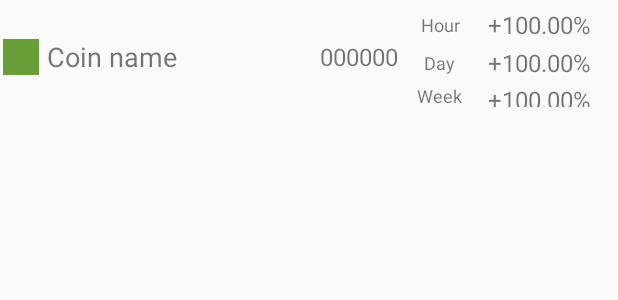
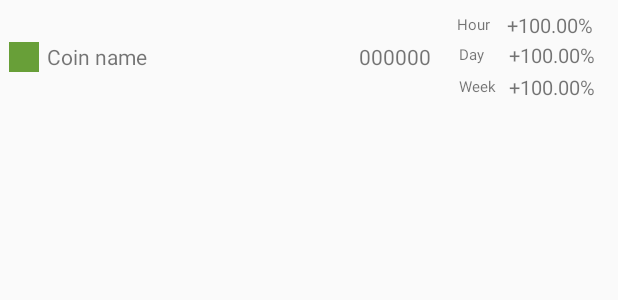
Before and after one commit to grosa1/MonUP-App, an Android app: the layout widget_coin_list_item.xml on its own in the app's theme, with its tools: preview values and no code run, on a phone screen of 412 x 824 dp. Shown: the top 300 px of the screen. Run offline under Robolectric (Android 15) with nearby library versions, the phone set to English and light mode, and no system bars.

Commit message:
enhancement: fix widget layout to perfectly fit 2 rows, refactoring makeToast methods

```diff
--- a/app/src/main/java/giovanni/tradingtoolkit/calculator/CalculatorFragment.java
+++ b/app/src/main/java/giovanni/tradingtoolkit/calculator/CalculatorFragment.java
@@ -97,7 +97,7 @@ public class CalculatorFragment extends Fragment {
     }
 
     private void showValuesError() {
-        ToastManager.create(getContext(), getResources().getString(R.string.calculator_error));
+        ToastManager.create(getContext(), R.string.calculator_error);
     }
 
 }
--- a/app/src/main/java/giovanni/tradingtoolkit/data/remote/LoadCoinReceiver.java
+++ b/app/src/main/java/giovanni/tradingtoolkit/data/remote/LoadCoinReceiver.java
@@ -10,6 +10,7 @@ import android.util.Log;
 import android.widget.Toast;
 
 import giovanni.tradingtoolkit.R;
+import giovanni.tradingtoolkit.main.ToastManager;
 
 public class LoadCoinReceiver extends BroadcastReceiver {
 
@@ -19,7 +20,7 @@ public class LoadCoinReceiver extends BroadcastReceiver {
             Intent i = new Intent(context, LoadCoinService.class);
             ContextCompat.startForegroundService(context, i);
         } else {
-            Toast.makeText(context, R.string.not_connected, Toast.LENGTH_SHORT).show();
+            ToastManager.create(context, R.string.not_connected);
         }
     }
 
--- a/app/src/main/java/giovanni/tradingtoolkit/data/remote/LoadNewsReceiver.java
+++ b/app/src/main/java/giovanni/tradingtoolkit/data/remote/LoadNewsReceiver.java
@@ -9,6 +9,7 @@ import android.support.v4.content.ContextCompat;
 import android.widget.Toast;
 
 import giovanni.tradingtoolkit.R;
+import giovanni.tradingtoolkit.main.ToastManager;
 
 public class LoadNewsReceiver extends BroadcastReceiver {
 
@@ -18,7 +19,7 @@ public class LoadNewsReceiver extends BroadcastReceiver {
             Intent i = new Intent(context, LoadNewsService.class);
             ContextCompat.startForegroundService(context, i);
         } else {
-            Toast.makeText(context, R.string.not_connected, Toast.LENGTH_SHORT).show();
+            ToastManager.create(context, R.string.not_connected);
         }
     }
 
--- a/app/src/main/java/giovanni/tradingtoolkit/home_widget/CoinListWidget.java
+++ b/app/src/main/java/giovanni/tradingtoolkit/home_widget/CoinListWidget.java
@@ -7,7 +7,6 @@ import android.content.ComponentName;
 import android.content.Context;
 import android.content.Intent;
 import android.widget.RemoteViews;
-import android.widget.Toast;
 
 import giovanni.tradingtoolkit.R;
 import giovanni.tradingtoolkit.data.remote.LoadCoinReceiver;
@@ -66,7 +65,7 @@ public class CoinListWidget extends AppWidgetProvider {
     }
 
     public static void refresh(Context context) {
-        Toast.makeText(context, R.string.widget_refreshed, Toast.LENGTH_SHORT).show();
+//        ToastManager.create(context, R.string.widget_refreshed);
         AppWidgetManager appWidgetManager = AppWidgetManager.getInstance(context);
         ComponentName watchWidget;
         watchWidget = new ComponentName(context, CoinListWidget.class);
--- a/app/src/main/java/giovanni/tradingtoolkit/main/ToastManager.java
+++ b/app/src/main/java/giovanni/tradingtoolkit/main/ToastManager.java
@@ -19,4 +19,8 @@ public class ToastManager {
         toastMessage.show();
     }
 
+    public static void create(Context c, int strResourceId) {
+        ToastManager.create(c, c.getResources().getString(strResourceId));
+    }
+
 }
--- a/app/src/main/java/giovanni/tradingtoolkit/news/NewsFragment.java
+++ b/app/src/main/java/giovanni/tradingtoolkit/news/NewsFragment.java
@@ -30,6 +30,7 @@ import butterknife.ButterKnife;
 import giovanni.tradingtoolkit.R;
 import giovanni.tradingtoolkit.data.remote.LoadNewsReceiver;
 import giovanni.tradingtoolkit.main.SharedPrefs;
+import giovanni.tradingtoolkit.main.ToastManager;
 import io.cryptocontrol.cryptonewsapi.models.Article;
 
 public class NewsFragment extends Fragment {
@@ -74,7 +75,7 @@ public class NewsFragment extends Fragment {
         context = this.getContext();
 
         btnRefresh.setOnClickListener(v -> {
-            Toast.makeText(context, R.string.news_refreshed, Toast.LENGTH_SHORT).show();
+            ToastManager.create(context, R.string.news_refreshed);
             refresh();
         });
 
--- a/app/src/main/res/layout/news_list_item.xml
+++ b/app/src/main/res/layout/news_list_item.xml
@@ -44,8 +44,7 @@
             android:layout_width="match_parent"
             android:layout_height="match_parent"
             android:layout_weight="7"
-            android:gravity="bottom"
-            android:textAlignment="viewEnd"
+            android:gravity="bottom|right"
             android:text="@string/news_date_place_holder"
             android:textSize="10sp" />
 
--- a/app/src/main/res/layout/widget_coin_list_item.xml
+++ b/app/src/main/res/layout/widget_coin_list_item.xml
@@ -2,16 +2,16 @@
 <LinearLayout xmlns:android="http://schemas.android.com/apk/res/android"
     android:id="@+id/coin_list_item"
     android:layout_width="match_parent"
-    android:layout_height="76dp"
+    android:layout_height="wrap_content"
     android:gravity="center"
     android:orientation="horizontal"
-    android:padding="2dp"
+    android:padding="6dp"
     android:fontFamily="sans-serif">
 
     <ImageView
         android:id="@+id/icon"
-        android:layout_width="24dp"
-        android:layout_height="24dp"
+        android:layout_width="20dp"
+        android:layout_height="20dp"
         android:contentDescription="@string/imageView_content_description"
         android:src="@color/colorPrimaryDark" />
 
@@ -22,17 +22,17 @@
         android:layout_marginStart="5dp"
         android:layout_weight="4"
         android:text="@string/coin_name_place_holder"
-        android:textSize="18sp" />
+        android:textSize="14sp" />
 
     <TextView
         android:id="@+id/price"
         android:layout_width="0dp"
         android:layout_height="wrap_content"
-        android:layout_marginEnd="10dp"
-        android:layout_weight="3"
+        android:layout_marginEnd="16dp"
+        android:layout_weight="6"
         android:gravity="end"
         android:text="@string/price_place_holder"
-        android:textSize="16sp" />
+        android:textSize="14sp" />
 
     <LinearLayout
         android:layout_width="0dp"
@@ -45,16 +45,15 @@
         <LinearLayout
             android:layout_width="match_parent"
             android:layout_height="wrap_content"
-            android:layout_margin="2dp"
             android:orientation="horizontal">
 
             <TextView
                 android:layout_width="30dp"
                 android:layout_height="wrap_content"
                 android:layout_gravity="center_vertical|center_horizontal"
-                android:gravity="center"
+                android:gravity="center|left"
                 android:text="@string/hour"
-                android:textSize="12sp" />
+                android:textSize="10sp" />
 
             <TextView
                 android:id="@+id/percentage_variation_1h"
@@ -62,9 +61,9 @@
                 android:layout_height="wrap_content"
                 android:layout_gravity="center_vertical|center_horizontal"
                 android:layout_marginStart="3dp"
-                android:gravity="center"
+                android:gravity="center|left"
                 android:text="@string/percentage_variation_place_holder"
-                android:textSize="16sp" />
+                android:textSize="13sp" />
 
         </LinearLayout>
 
@@ -78,9 +77,9 @@
                 android:layout_width="30dp"
                 android:layout_height="wrap_content"
                 android:layout_gravity="center_vertical|center_horizontal"
-                android:gravity="center"
+                android:gravity="center|left"
                 android:text="@string/daily"
-                android:textSize="12sp" />
+                android:textSize="10sp" />
 
             <TextView
                 android:id="@+id/percentage_variation_1d"
@@ -88,9 +87,9 @@
                 android:layout_height="wrap_content"
                 android:layout_gravity="center_vertical|center_horizontal"
                 android:layout_marginStart="3dp"
-                android:gravity="center"
+                android:gravity="center|left"
                 android:text="@string/percentage_variation_place_holder"
-                android:textSize="16sp" />
+                android:textSize="13sp" />
 
         </LinearLayout>
 
@@ -104,9 +103,9 @@
                 android:layout_width="30dp"
                 android:layout_height="wrap_content"
                 android:layout_gravity="center_vertical|center_horizontal"
-                android:gravity="center"
+                android:gravity="center|left"
                 android:text="@string/weekly"
-                android:textSize="12sp" />
+                android:textSize="10sp" />
 
             <TextView
                 android:id="@+id/percentage_variation_1w"
@@ -114,9 +113,9 @@
                 android:layout_height="wrap_content"
                 android:layout_gravity="center_vertical|center_horizontal"
                 android:layout_marginStart="3dp"
-                android:gravity="center"
+                android:gravity="center|left"
                 android:text="@string/percentage_variation_place_holder"
-                android:textSize="16sp" />
+                android:textSize="13sp" />
 
         </LinearLayout>
 
```
Also changed, not shown: app/src/main/java/giovanni/tradingtoolkit/data/model/coin_response/Coin.java (+8 -3 lines), app/src/main/java/giovanni/tradingtoolkit/home_widget/CoinListWidgetConfigureActivity.java (+6 -9 lines), app/src/main/java/giovanni/tradingtoolkit/home_widget/WidgetRemoteViewsFactory.java (+8 -4 lines), app/src/main/java/giovanni/tradingtoolkit/main/MainActivity.java (+12 -33 lines).
